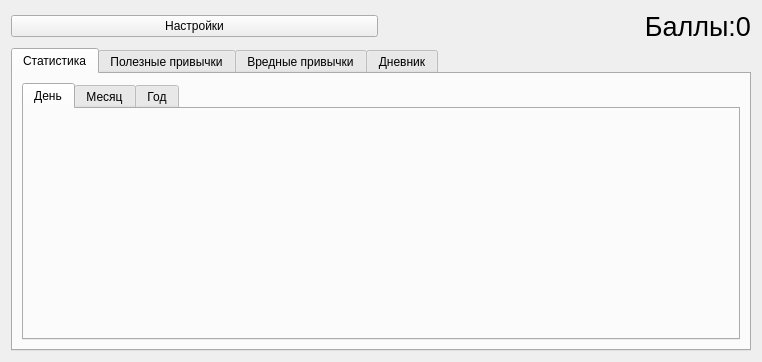
First picture: the form in ui/main.ui, repository tiboga/1c_tracker_habits, before the edit.
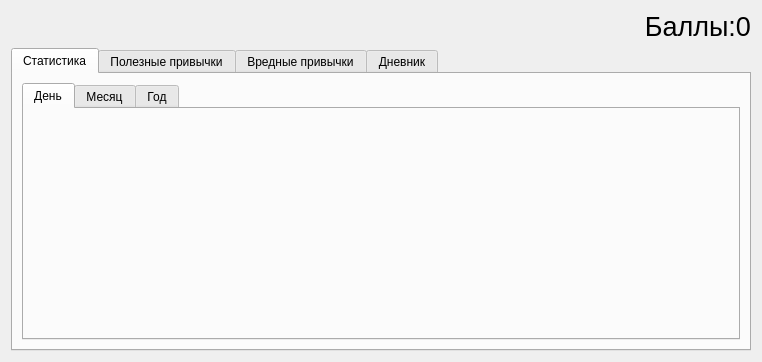
Second picture: the form after the edit.

What changed in the file:
```diff
--- a/ui/main.ui
+++ b/ui/main.ui
@@ -17,14 +17,7 @@
    <item>
     <layout class="QHBoxLayout" name="horizontalLayout">
      <item>
-      <widget class="QPushButton" name="pushButton">
-       <property name="text">
-        <string>Настройки</string>
-       </property>
-      </widget>
-     </item>
-     <item>
-      <widget class="QLabel" name="label_4">
+      <widget class="QLabel" name="points">
        <property name="font">
         <font>
          <pointsize>20</pointsize>
```
